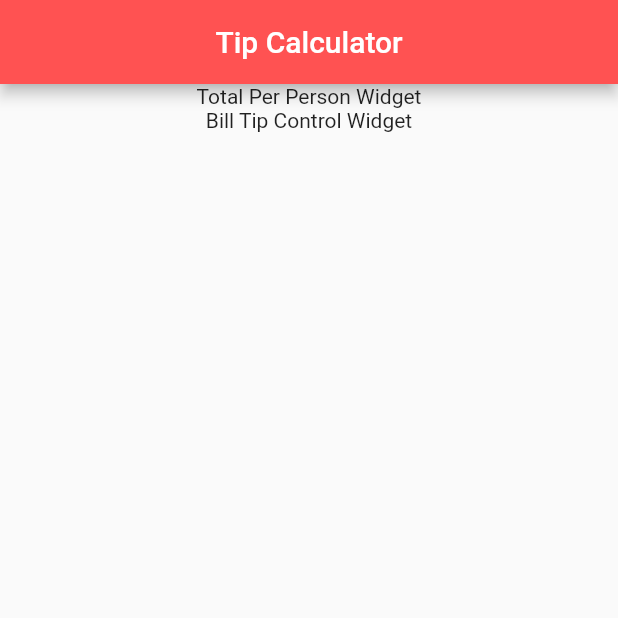
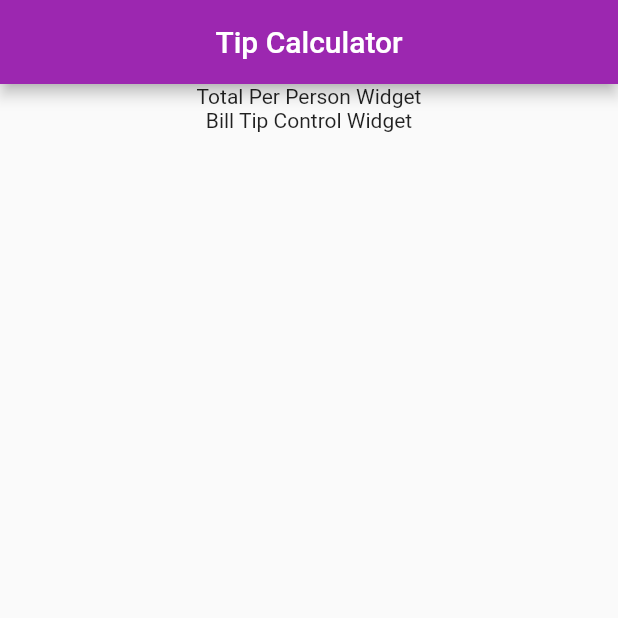
Before and after one commit to AkshayRameshAppDEV/TipCalculator, a Flutter app: the screen it shows after launch, on a phone screen of 412 x 824 dp, the top half of it. Run offline on Flutter 3.47's test engine with Material 2 defaults, Android fonts, the phone set to English and light mode, and no system bars.

Commit message:
Add theme color

```diff
--- a/tip_calculator/lib/ui/tip_calculator_app.dart
+++ b/tip_calculator/lib/ui/tip_calculator_app.dart
@@ -5,11 +5,13 @@ class TipCalculatorApp extends StatelessWidget {
   @override
   Widget build(BuildContext context) {
     return MaterialApp(
+      theme: ThemeData(
+        primarySwatch: Colors.purple,
+      ),
       home: Scaffold(
       appBar: AppBar(
         title: const Text("Tip Calculator"),
         centerTitle: true,
-        backgroundColor: Colors.redAccent
       ),
         body: Center(
           child: Column(
```
